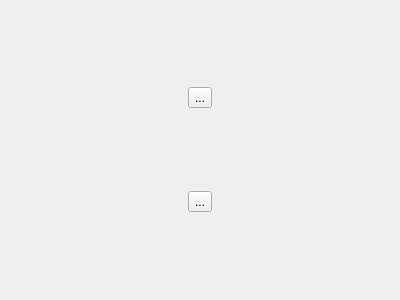
Above: TD_9_customView/TD_9_customView.ui from ToonTools/TD_Course_2021_Q1 before the change. Below: the same form after it.
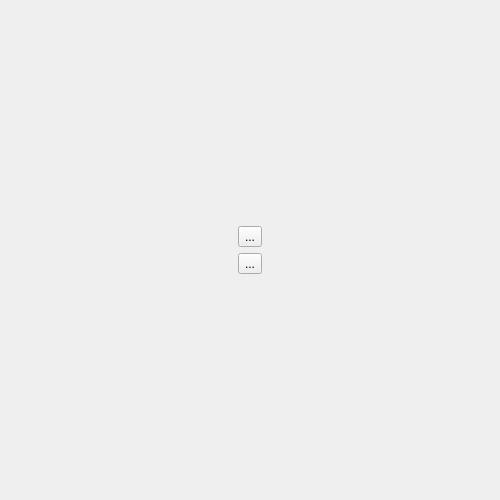
That is the form after the change.

What changed in the file:
```diff
--- a/TD_9_customView/TD_9_customView.ui
+++ b/TD_9_customView/TD_9_customView.ui
@@ -6,22 +6,27 @@
    <rect>
     <x>0</x>
     <y>0</y>
-    <width>400</width>
-    <height>300</height>
+    <width>500</width>
+    <height>500</height>
    </rect>
   </property>
+  <property name="sizePolicy">
+   <sizepolicy hsizetype="Expanding" vsizetype="Expanding">
+    <horstretch>0</horstretch>
+    <verstretch>0</verstretch>
+   </sizepolicy>
+  </property>
+  <property name="minimumSize">
+   <size>
+    <width>500</width>
+    <height>500</height>
+   </size>
+  </property>
   <property name="windowTitle">
    <string>Form</string>
   </property>
-  <widget class="QWidget" name="verticalLayoutWidget">
-   <property name="geometry">
-    <rect>
-     <x>10</x>
-     <y>10</y>
-     <width>381</width>
-     <height>281</height>
-    </rect>
-   </property>
+  <layout class="QVBoxLayout" name="verticalLayout_2">
+   <item>
    <layout class="QVBoxLayout" name="verticalLayout">
     <item alignment="Qt::AlignHCenter">
      <widget class="QToolButton" name="button1">
@@ -31,14 +36,24 @@
      </widget>
     </item>
     <item alignment="Qt::AlignHCenter">
-     <widget class="QToolButton" name="button2">
+      <widget class="QToolButton" name="toolButton_2">
+       <property name="sizePolicy">
+        <sizepolicy hsizetype="Fixed" vsizetype="Fixed">
+         <horstretch>0</horstretch>
+         <verstretch>0</verstretch>
+        </sizepolicy>
+       </property>
+       <property name="layoutDirection">
+        <enum>Qt::LeftToRight</enum>
+       </property>
       <property name="text">
        <string>...</string>
       </property>
      </widget>
     </item>
    </layout>
-  </widget>
+   </item>
+  </layout>
  </widget>
  <resources/>
  <connections/>
```
Lines whose indentation alone changed are shown as unchanged.
